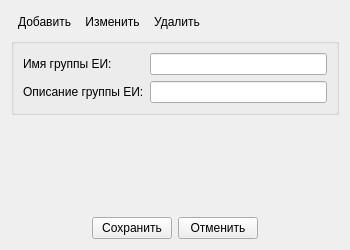
This is src/plugins/modeleride/entitygroupwidget.ui in rdnvndr/raindrop as Qt 5 draws it before an edit. The edited form follows.
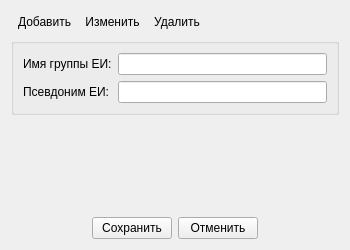
This is the edited form. Icons and pictures are not drawn.

What changed in the file:
```diff
--- a/src/plugins/modeleride/entitygroupwidget.ui
+++ b/src/plugins/modeleride/entitygroupwidget.ui
@@ -122,7 +122,7 @@
       <item row="1" column="0">
        <widget class="QLabel" name="labelEntityGroupDesc">
         <property name="text">
-         <string>Описание группы ЕИ:</string>
+         <string>Псевдоним ЕИ:</string>
         </property>
        </widget>
       </item>
```
Left out of the diff: 6 changed lines with no effect on the pictures.
